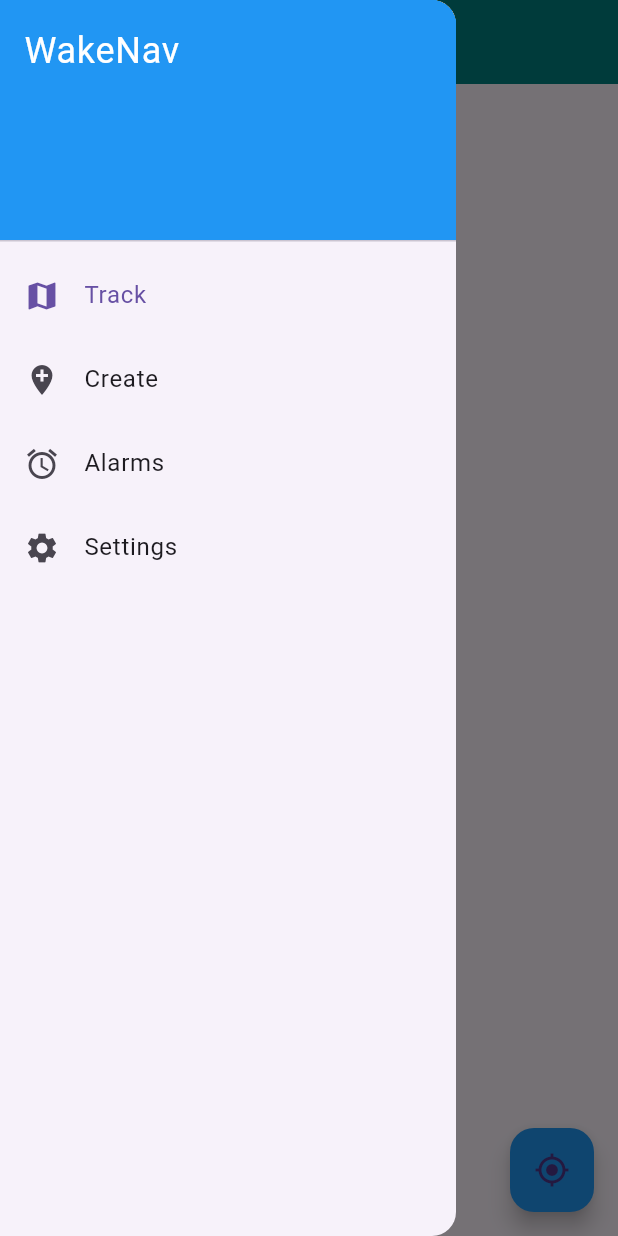
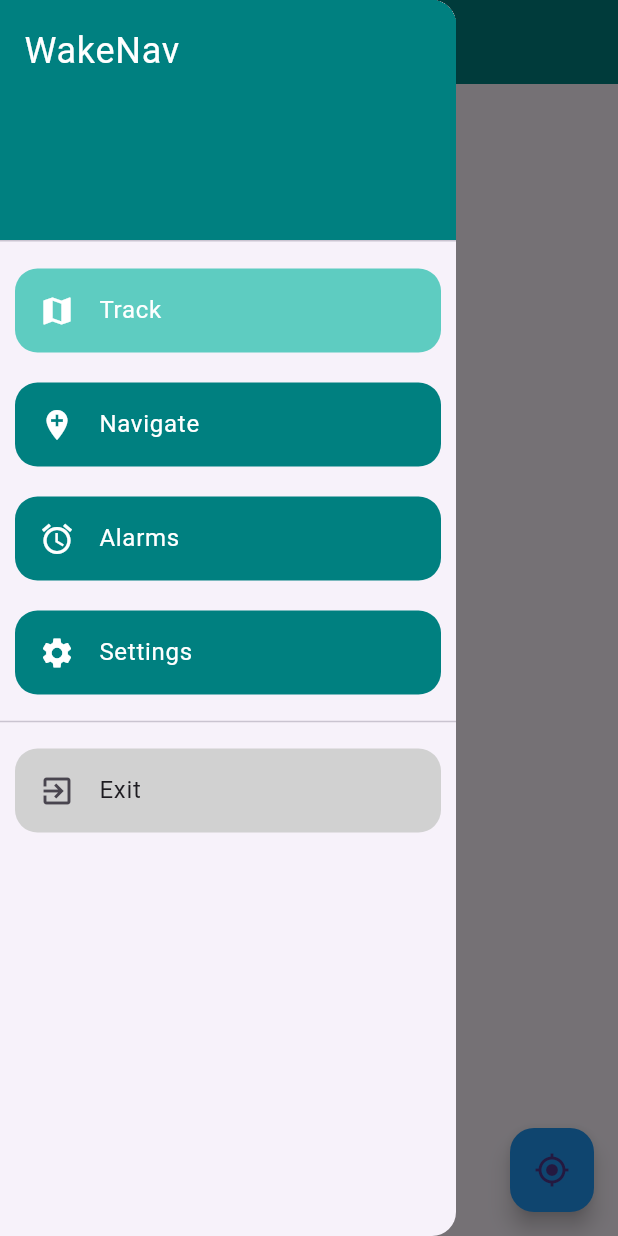
Before and after one commit to enzouro/WakeNav, a Flutter app: the screen it shows after launch, with the side drawer open, on a phone screen of 412 x 824 dp. Run offline on Flutter 3.47's test engine with Material 3 defaults, Android fonts, the phone set to English and light mode, and no system bars; our stand-ins replace flutter_map, geolocator, latlong2, shared_preferences; missing offline and left inert: flutter_map_cancellable_tile_provider.

Commit message:
fixed UI of drawer

```diff
--- a/wakenav/lib/main.dart
+++ b/wakenav/lib/main.dart
@@ -2,6 +2,7 @@
 
 import 'dart:convert';
 import 'package:flutter/material.dart';
+import 'package:flutter/services.dart';
 import 'package:shared_preferences/shared_preferences.dart';
 import 'package:wakenav/alarms_page.dart';
 import 'package:wakenav/splash_screen.dart';
@@ -47,14 +48,12 @@ class _MainScreenState extends State<MainScreen> {
     });
   }
 
-
-
   void updateStateWithAlarm(Alarm alarm) {
     setState(() {
       if (!_activeAlarms.contains(alarm)) {
         _activeAlarms.add(alarm);
       }
-      _selectedIndex = 0;  // Switch to the TrackPage
+      _selectedIndex = 0; // Switch to the TrackPage
     });
     _updatePages();
   }
@@ -171,45 +170,107 @@ void updateAlarmStatus(Alarm alarm) {
         child: ListView(
           padding: EdgeInsets.zero,
           children: <Widget>[
-            DrawerHeader(
-              decoration: BoxDecoration(color: Colors.blue),
-              child: Text('WakeNav', style: TextStyle(color: Colors.white, fontSize: 24)),
+            const DrawerHeader(
+              decoration: BoxDecoration(color: Color(0xFF008080)),
+              child: Text('WakeNav',
+                  style: TextStyle(color: Colors.white, fontSize: 24)),
             ),
-            ListTile(
-              leading: Icon(Icons.map),
-              title: Text('Track'),
+            Padding(
+              padding: EdgeInsets.all(10),
+              child: Container(
+                decoration: BoxDecoration(
+                  color: _selectedIndex == 0
+                      ? Color.fromARGB(255, 94, 204, 193)
+                      : Color(0xFF008080),
+                  borderRadius: BorderRadius.circular(15), // Set the curve
+                ),
+                child: ListTile(
+                  leading: Icon(Icons.map, color: Colors.white),
+                  title: Text('Track', style: TextStyle(color: Colors.white)),
                   selected: _selectedIndex == 0,
                   onTap: () {
                     _onItemTapped(0);
                     Navigator.pop(context);
                   },
                 ),
-            ListTile(
-              leading: Icon(Icons.add_location),
-              title: Text('Create'),
+              ),
+            ),
+            Padding(
+              padding: EdgeInsets.all(10),
+              child: Container(
+                decoration: BoxDecoration(
+                  color: _selectedIndex == 1
+                      ? Color.fromARGB(255, 57, 185, 173)
+                      : Color(0xFF008080),
+                  borderRadius: BorderRadius.circular(15), // Set the curve
+                ),
+                child: ListTile(
+                  leading: Icon(Icons.add_location, color: Colors.white),
+                  title: Text('Navigate', style: TextStyle(color: Colors.white)),
                   selected: _selectedIndex == 1,
                   onTap: () {
                     _onItemTapped(1);
                     Navigator.pop(context);
                   },
                 ),
-            ListTile(
-              leading: Icon(Icons.alarm),
-              title: Text('Alarms'),
+              ),
+            ),
+            Padding(
+              padding: EdgeInsets.all(10),
+              child: Container(
+                decoration: BoxDecoration(
+                  color: _selectedIndex == 2
+                      ? Color.fromARGB(255, 57, 185, 173)
+                      : Color(0xFF008080),
+                  borderRadius: BorderRadius.circular(15), // Set the curve
+                ),
+                child: ListTile(
+                  leading: Icon(Icons.alarm, color: Colors.white),
+                  title: Text('Alarms', style: TextStyle(color: Colors.white)),
                   selected: _selectedIndex == 2,
                   onTap: () {
                     _onItemTapped(2);
                     Navigator.pop(context);
                   },
                 ),
-            ListTile(
-              leading: Icon(Icons.settings),
-              title: Text('Settings'),
+              ),
+            ),
+            Padding(
+              padding: EdgeInsets.all(10),
+              child: Container(
+                decoration: BoxDecoration(
+                  color: _selectedIndex == 3
+                      ? Color.fromARGB(255, 57, 185, 173)
+                      : Color(0xFF008080),
+                  borderRadius: BorderRadius.circular(15), // Set the curve
+                ),
+                child: ListTile(
+                  leading: Icon(Icons.settings, color: Colors.white),
+                  title:
+                      Text('Settings', style: TextStyle(color: Colors.white)),
                   selected: _selectedIndex == 3,
                   onTap: () {
                     _onItemTapped(3);
                     Navigator.pop(context);
                   },
+                ),
+              ),
+            ),
+            Divider(),
+            Padding(
+              padding: const EdgeInsets.all(10),
+              child: Container(
+                decoration: BoxDecoration(
+                  color: Color.fromARGB(255, 209, 209, 209),
+                  borderRadius: BorderRadius.circular(15),
+                ), // Set the curve
+                child: ListTile(
+                  leading: Icon(Icons.exit_to_app),
+                  title: Text('Exit'),
+                  onTap: () {
+                    SystemNavigator.pop();},
+                ),
+              ),
             ),
           ],
         ),
@@ -218,13 +279,13 @@ void updateAlarmStatus(Alarm alarm) {
         children: [
           _pages[_selectedIndex],
           Positioned(
-            top: 40,
+            top: 8,
             left: 10,
             child: Builder(
               builder: (context) => IconButton(
                 icon: Icon(Icons.menu),
                 onPressed: () => Scaffold.of(context).openDrawer(),
-                color: Colors.black54,
+                color: Colors.white,
               ),
             ),
           ),
```
Lines whose indentation alone changed are shown as unchanged.
